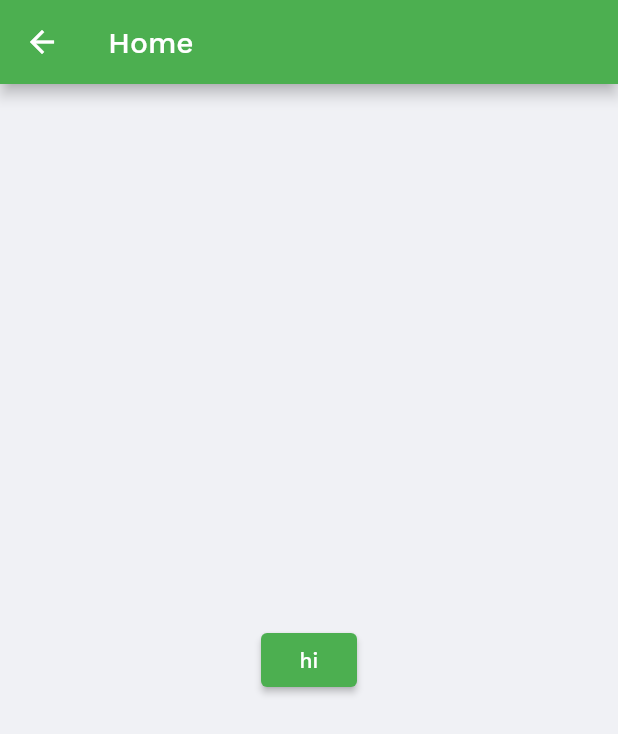
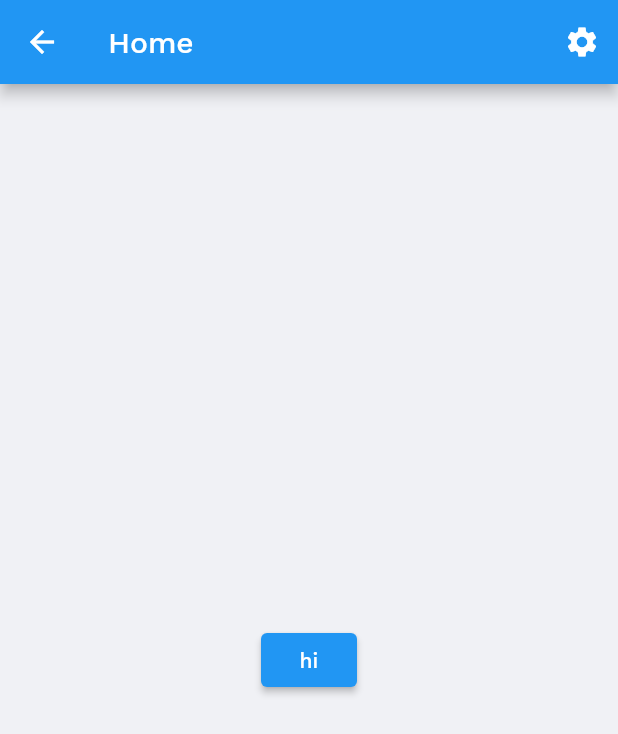
Before and after one commit to tuuhin/expense_tracker, a Flutter app: the Home screen opened directly, after a tap on "hi", on a phone screen of 412 x 824 dp. Shown: the top 734 px of the screen. Run offline on Flutter 3.47's test engine with Material 2 defaults, Android fonts, the phone set to English and light mode, and no system bars; our stand-ins replace bloc, dio, flutter_bloc, flutter_dotenv, flutter_secure_storage, google_fonts and 2 more; accounts and stored records are empty; network calls fail.

Commit message:
configured auth screens and cubits

```diff
--- /dev/null
+++ b/frontend/lib/app/auth/auth.dart
@@ -0,0 +1,5 @@
+export 'authentication.dart';
+export 'sign_in.dart';
+export 'sign_up.dart';
+export 'auth_get_started.dart';
+export 'auth_loading.dart';
--- a/frontend/lib/app/auth/auth_state_loading.dart
+++ b/frontend/lib/app/auth/auth_loading.dart
@@ -1,7 +1,7 @@
 import 'package:flutter/material.dart';
 
-class AuthLoadingState extends StatelessWidget {
-  const AuthLoadingState({Key? key}) : super(key: key);
+class AuthLoading extends StatelessWidget {
+  const AuthLoading({Key? key}) : super(key: key);
 
   @override
   Widget build(BuildContext context) {
--- a/frontend/lib/app/home/home.dart
+++ b/frontend/lib/app/home/home.dart
@@ -1,14 +1,32 @@
+import 'package:expense_tracker/services/api/api_client.dart';
+import 'package:expense_tracker/services/cubits/authCubit/auth_cubit.dart';
 import 'package:flutter/material.dart';
+import 'package:flutter_bloc/flutter_bloc.dart';
 
 class Home extends StatelessWidget {
   const Home({Key? key}) : super(key: key);
 
   @override
   Widget build(BuildContext context) {
+    ApiClient _clt = ApiClient();
+    AuthCubit _authCubit = BlocProvider.of<AuthCubit>(context);
     return Scaffold(
-      appBar: AppBar(title: const Text('Home')),
+      appBar: AppBar(
+        title: const Text('Home'),
+        actions: [
+          IconButton(
+              onPressed: () {
+                _authCubit.removeAuthState();
+              },
+              icon: const Icon(Icons.settings))
+        ],
+      ),
       body: Center(
-        child: ElevatedButton(onPressed: () {}, child: const Text('hi')),
+        child: ElevatedButton(
+            onPressed: () async {
+              await _clt.getIncomes();
+            },
+            child: const Text('hi')),
       ),
     );
   }
--- a/frontend/lib/app/widgets/widgets.dart
+++ b/frontend/lib/app/widgets/widgets.dart
@@ -1 +1 @@
-/// [ReUsables] containes all the reusable widgets
+/// [Reusables] containes all the reusable widgets
--- a/frontend/lib/domain/data/user_data.dart
+++ b/frontend/lib/domain/data/user_data.dart
@@ -1,5 +1,9 @@
 import 'package:hive/hive.dart';
 
 class UserData {
-  static final Future<Box> _box = Hive.openBox('userdata');
+  static final _box = Hive.box('userdata');
+
+  bool? getThemeData() => _box.get('theme');
+
+  void setTheme(bool isDark) => _box.put('theme', isDark);
 }
--- a/frontend/lib/services/api/api_client.dart
+++ b/frontend/lib/services/api/api_client.dart
@@ -2,10 +2,12 @@ import 'package:expense_tracker/domain/data/secure_storage.dart';
 import 'package:flutter_dotenv/flutter_dotenv.dart';
 import 'package:dio/dio.dart';
 
-class DioApiClient {
-  static final SecureStorage _storage = SecureStorage();
+class ApiClient {
   static final String _auth = dotenv.get('AUTH_ENDPOINT');
   static final String _api = dotenv.get('API_ENDPOINT');
+
+  static final SecureStorage _storage = SecureStorage();
+
   static final Dio _tokenBearer = Dio()
     ..options = BaseOptions(
       baseUrl: _auth,
@@ -21,6 +23,7 @@ class DioApiClient {
       if (_accessToken != null) {
         options.headers.addAll({'Authorization': 'Bearer $_accessToken'});
       }
+
       return handler.next(options);
     }, onResponse: (
       Response response,
@@ -43,9 +46,16 @@ class DioApiClient {
     ..options = BaseOptions(
       headers: {'Content-type': 'application/json'},
       baseUrl: _api,
-      connectTimeout: 6000,
-      receiveTimeout: 10000,
     );
 
-  Future<void> getIncomes() async {}
+  Future<void> getIncomes() async {
+    try {
+      Response _resp = await _dio.get('/income');
+      print(_resp.data);
+    } on DioError catch (e) {
+      print(e.response);
+    } catch (e) {
+      print(e.toString());
+    }
+  }
 }
--- a/frontend/lib/services/cubits/authCubit/auth_state.dart
+++ b/frontend/lib/services/cubits/authCubit/auth_state.dart
@@ -7,4 +7,4 @@ class AuthLoggedIn extends AuthState {}
 
 class AuthLoggedOut extends AuthState {}
 
-class AuthLoading extends AuthState {}
+class AuthStaleState extends AuthState {}
--- a/frontend/lib/services/cubits/themeCubit/themecubit_cubit.dart
+++ b/frontend/lib/services/cubits/themeCubit/themecubit_cubit.dart
@@ -1,8 +1,20 @@
 import 'package:bloc/bloc.dart';
+import 'package:expense_tracker/domain/data/user_data.dart';
 import 'package:meta/meta.dart';
 
 part 'themecubit_state.dart';
 
 class ThemeCubit extends Cubit<ThemeState> {
   ThemeCubit() : super(ThemeLight());
+  static final UserData _user = UserData();
+
+  bool _isDark = _user.getThemeData() ?? false;
+  bool get isDark => _isDark;
+
+  void changeTheme() {
+    _isDark = !_isDark;
+    _user.setTheme(_isDark);
+    if (_isDark) return emit(ThemeDark());
+    return emit(ThemeLight());
+  }
 }
--- a/frontend/lib/utils/palette.dart
+++ b/frontend/lib/utils/palette.dart
@@ -2,12 +2,16 @@ import 'package:flutter/material.dart';
 import 'package:google_fonts/google_fonts.dart';
 
 class Palette {
+  static const Color secondary = Color(0xff3b3dbf);
+  static const Color primary = Color(0xff7fc3dc);
   static ThemeData lightTheme = ThemeData(
     fontFamily: GoogleFonts.workSans().fontFamily,
     scaffoldBackgroundColor: const Color(0xfff0f1f5),
-    primarySwatch: Colors.green,
+    buttonTheme: const ButtonThemeData(buttonColor: secondary),
+    inputDecorationTheme: const InputDecorationTheme(
+        border: OutlineInputBorder(), focusColor: primary),
+    primaryColor: const Color(0xff7fc3dc),
   );
-  static ThemeData darkTheme = ThemeData(
-      colorScheme: const ColorScheme.dark(),
-      fontFamily: GoogleFonts.workSans().fontFamily);
+  static ThemeData darkTheme =
+      ThemeData.dark().copyWith(colorScheme: const ColorScheme.dark());
 }
--- a/frontend/pubspec.yaml
+++ b/frontend/pubspec.yaml
@@ -85,7 +85,7 @@ flutter:
   # To add assets to your application, add an assets section, like this:
   assets:
     - .env
-  #   - images/a_dot_burr.jpeg
+    - assets/flaticons/
   #   - images/a_dot_ham.jpeg
 
   # An image asset can refer to one or more resolution-specific "variants", see
```
Also changed, not shown: frontend/lib/app.dart (+6 -3 lines), frontend/lib/app/auth/auth_get_started.dart (added, +56 -0 lines), frontend/lib/app/auth/authentication.dart (+7 -4 lines), frontend/lib/app/auth/sign_in.dart (+2 -7 lines), frontend/lib/main.dart (+10 -2 lines), frontend/lib/services/cubits/authCubit/auth_cubit.dart (+15 -12 lines), frontend/assets/flaticons/app_flatline.png (added), frontend/assets/flaticons/flatline.png (added), frontend/assets/flaticons/monochrom.png (added).
